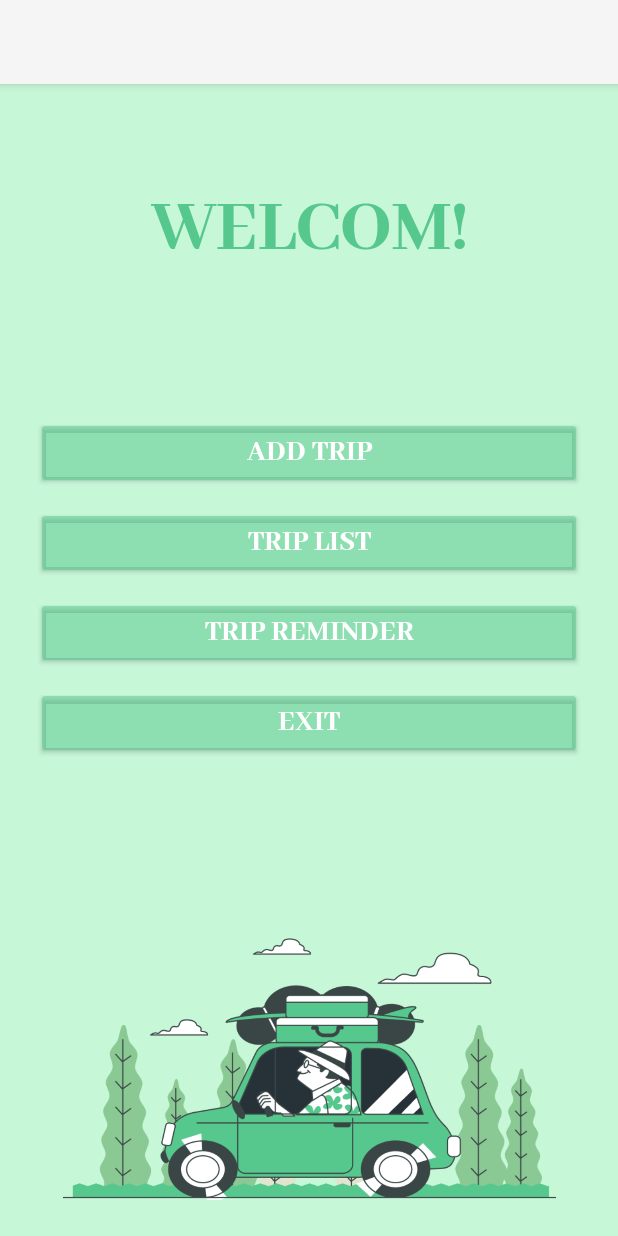
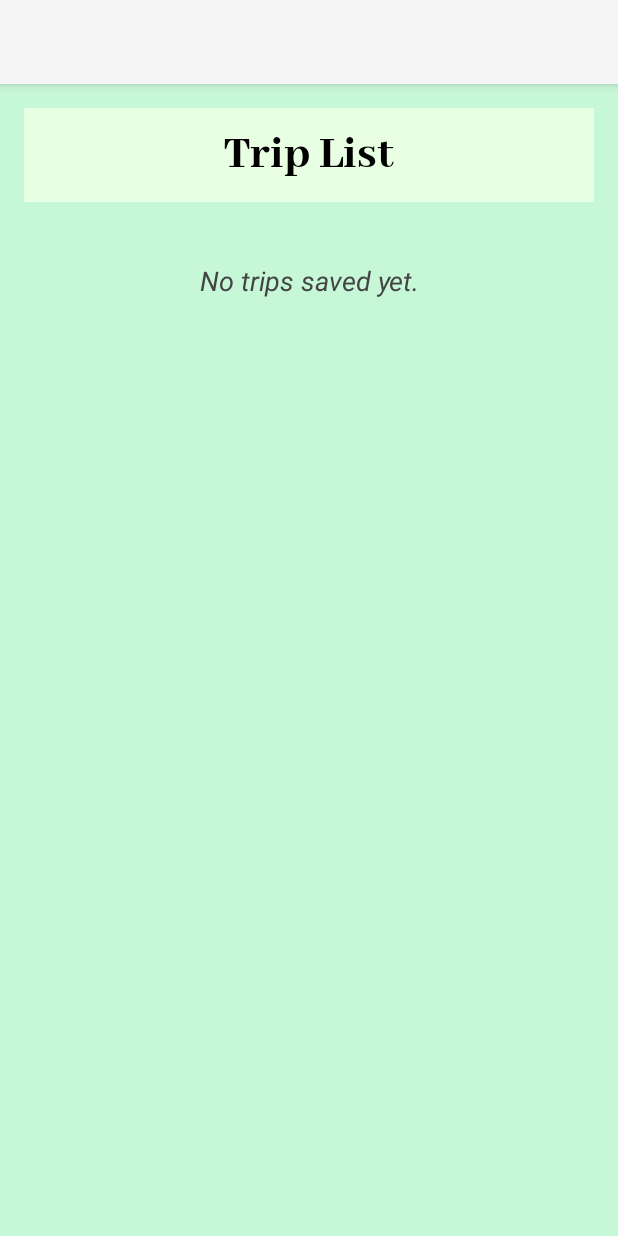
Before and after one commit to SonyaNamazy/TripPlanner, an Android app: the HomeActivity screen opened directly, with no data from a screen before it, after a tap on "TRIP LIST", on a phone screen of 412 x 824 dp. Run offline under Robolectric (Android 15) with nearby library versions, the phone set to English and light mode, and no system bars; our stand-ins replace Firebase (no records; nobody signed in at launch, a user with empty details on screens opened directly).

Commit message:
backend trip list activity

```diff
--- a/app/src/main/AndroidManifest.xml
+++ b/app/src/main/AndroidManifest.xml
@@ -25,6 +25,9 @@
             android:name=".SignUpActivity"
             android:exported="false" />
         <activity
+            android:name=".TripListActivity"
+            android:exported="false" />
+        <activity
             android:name=".MainActivity"
             android:exported="true">
             <intent-filter>
--- a/app/src/main/java/ir/shariaty/tripplanner/TripListActivity.java
+++ b/app/src/main/java/ir/shariaty/tripplanner/TripListActivity.java
@@ -1,4 +1,90 @@
 package ir.shariaty.tripplanner;
 
-public class TripListActivity {
+import android.os.Bundle;
+import android.view.View;
+import android.widget.TextView;
+
+import androidx.annotation.Nullable;
+import androidx.appcompat.app.AppCompatActivity;
+import androidx.recyclerview.widget.LinearLayoutManager;
+import androidx.recyclerview.widget.RecyclerView;
+
+import com.google.firebase.firestore.CollectionReference;
+import com.google.firebase.firestore.DocumentSnapshot;
+import com.google.firebase.firestore.EventListener;
+import com.google.firebase.firestore.FirebaseFirestore;
+import com.google.firebase.firestore.FirebaseFirestoreException;
+import com.google.firebase.firestore.QuerySnapshot;
+
+import java.util.ArrayList;
+import java.util.List;
+import java.util.Map;
+
+public class TripListActivity extends AppCompatActivity {
+
+    private RecyclerView recyclerTripList;
+    private TripAdapter tripAdapter;
+    private List<Trip> tripList;
+    private FirebaseFirestore firestore;
+    private TextView tvEmptyMessage;
+
+    @Override
+    protected void onCreate(Bundle savedInstanceState) {
+        super.onCreate(savedInstanceState);
+        setContentView(R.layout.activity_trip_list);
+
+        recyclerTripList = findViewById(R.id.recyclerTripList);
+        tvEmptyMessage = findViewById(R.id.tvEmptyMessage);
+
+        firestore = FirebaseFirestore.getInstance();
+        tripList = new ArrayList<>();
+
+        recyclerTripList.setLayoutManager(new LinearLayoutManager(this));
+        tripAdapter = new TripAdapter(this, tripList);
+        recyclerTripList.setAdapter(tripAdapter);
+
+        loadTripsFromFirebase();
+    }
+    private void loadTripsFromFirebase() {
+        CollectionReference tripsRef = firestore.collection("trips");
+
+        tripsRef.addSnapshotListener((snapshots, e) -> {
+            if (e != null) {
+                return;
+            }
+
+            tripList.clear();
+
+            for (DocumentSnapshot document : snapshots.getDocuments()) {
+                Trip trip = document.toObject(Trip.class);
+                if (trip != null) {
+                    trip.setId(document.getId());
+
+                    // اصلاح نوع packingList
+                    Object packingObj = document.get("packingList");
+                    if (packingObj instanceof Map) {
+                        try {
+                            Map<String, Boolean> packingMap = (Map<String, Boolean>) packingObj;
+                            trip.setPackingList(packingMap);
+                        } catch (Exception ex) {
+                            trip.setPackingList(null);
+                        }
+                    } else {
+                        trip.setPackingList(null);
+                    }
+
+                    tripList.add(trip);
+                }
+            }
+
+            if (tripList.isEmpty()) {
+                tvEmptyMessage.setVisibility(View.VISIBLE);
+            } else {
+                tvEmptyMessage.setVisibility(View.GONE);
+            }
+
+            tripAdapter.updateList(tripList);
+        });
+    }
+
 }
--- a/app/src/main/res/layout/activity_trip_list.xml
+++ b/app/src/main/res/layout/activity_trip_list.xml
@@ -21,6 +21,18 @@
         android:layout_marginBottom="16dp"
         android:fontFamily="@font/abhayalibreextrabold"/>
 
+    <TextView
+        android:id="@+id/tvEmptyMessage"
+        android:layout_width="match_parent"
+        android:layout_height="wrap_content"
+        android:text="No trips saved yet."
+        android:textSize="18sp"
+        android:textStyle="italic"
+        android:gravity="center"
+        android:textColor="#444"
+        android:visibility="gone"
+        android:layout_marginTop="24dp"/>
+
     <androidx.recyclerview.widget.RecyclerView
         android:id="@+id/recyclerTripList"
         android:layout_width="match_parent"
```
Also changed, not shown: app/src/main/java/ir/shariaty/tripplanner/AddTripActivity.java (+8 -7 lines), app/src/main/java/ir/shariaty/tripplanner/Trip.java (added, +53 -0 lines), app/src/main/java/ir/shariaty/tripplanner/TripAdapter.java (added, +148 -0 lines), app/src/main/res/layout/item_trip.xml (+9 -0 lines).
